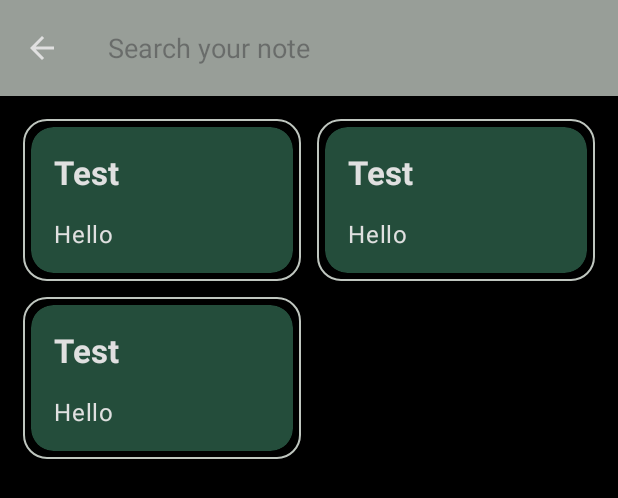
After one commit to HienDao14/NoteApp, an Android app: the layout fragment_search.xml on its own in the app's theme, with its tools: preview values and no code run, on a phone screen of 412 x 824 dp. The commit adds this screen. Shown: the top 498 px of the screen. Run offline under Robolectric (Android 15) with nearby library versions, the phone set to English and light mode, and no system bars.

Commit message:
search feature

```diff
--- a/app/src/main/res/drawable/ic_arrow_back.xml
+++ b/app/src/main/res/drawable/ic_arrow_back.xml
@@ -1,5 +1,5 @@
 <vector android:autoMirrored="true" android:height="24dp"
-    android:tint="#000000" android:viewportHeight="24"
+    android:tint="@color/text" android:viewportHeight="24"
     android:viewportWidth="24" android:width="24dp" xmlns:android="http://schemas.android.com/apk/res/android">
     <path android:fillColor="@android:color/white" android:pathData="M20,11H7.83l5.59,-5.59L12,4l-8,8 8,8 1.41,-1.41L7.83,13H20v-2z"/>
 </vector>
--- /dev/null
+++ b/app/src/main/res/layout/fragment_search.xml
@@ -0,0 +1,54 @@
+<?xml version="1.0" encoding="utf-8"?>
+<ScrollView xmlns:android="http://schemas.android.com/apk/res/android"
+    xmlns:tools="http://schemas.android.com/tools"
+    xmlns:app="http://schemas.android.com/apk/res-auto"
+    android:layout_width="match_parent"
+    android:layout_height="match_parent"
+    android:background="@color/black"
+    tools:context=".ui.fragment.SearchFragment">
+
+    <LinearLayout
+        android:layout_width="match_parent"
+        android:layout_height="wrap_content"
+        android:orientation="vertical">
+
+        <com.google.android.material.appbar.AppBarLayout
+            android:id="@+id/app_bar_layout"
+            android:layout_width="match_parent"
+            android:layout_height="wrap_content"
+            android:background="@color/dark_gray"
+            app:layout_constraintTop_toTopOf="parent"
+            app:layout_constraintStart_toStartOf="parent"
+            app:layout_constraintEnd_toEndOf="parent">
+
+            <com.google.android.material.appbar.MaterialToolbar
+                android:id="@+id/top_app_bar"
+                android:layout_width="match_parent"
+                android:layout_height="match_parent"
+                android:minHeight="?attr/actionBarSize"
+                app:navigationIcon="@drawable/ic_arrow_back">
+
+                <androidx.appcompat.widget.SearchView
+                    android:id="@+id/note_search"
+                    android:layout_width="match_parent"
+                    android:layout_height="match_parent"
+                    app:iconifiedByDefault="false"
+                    app:queryBackground="@color/dark_gray"
+                    app:searchIcon="@null"
+                    app:queryHint="Search your note"/>
+
+            </com.google.android.material.appbar.MaterialToolbar>
+        </com.google.android.material.appbar.AppBarLayout>
+
+        <androidx.recyclerview.widget.RecyclerView
+            android:id="@+id/rv_searching_note"
+            android:layout_width="match_parent"
+            android:layout_height="wrap_content"
+            android:layout_margin="10dp"
+            app:layoutManager="androidx.recyclerview.widget.StaggeredGridLayoutManager"
+            app:spanCount="2"
+            tools:listitem="@layout/note_item"/>
+
+    </LinearLayout>
+
+</ScrollView>
```
Also changed, not shown: app/src/main/java/com/example/notesapp/ui/fragment/HomeFragment.kt (+17 -1 lines), app/src/main/java/com/example/notesapp/ui/fragment/SearchFragment.kt (added, +80 -0 lines), app/src/main/res/layout/fragment_home.xml (+7 -1 lines), app/src/main/res/navigation/nav_graph.xml (+15 -0 lines).
